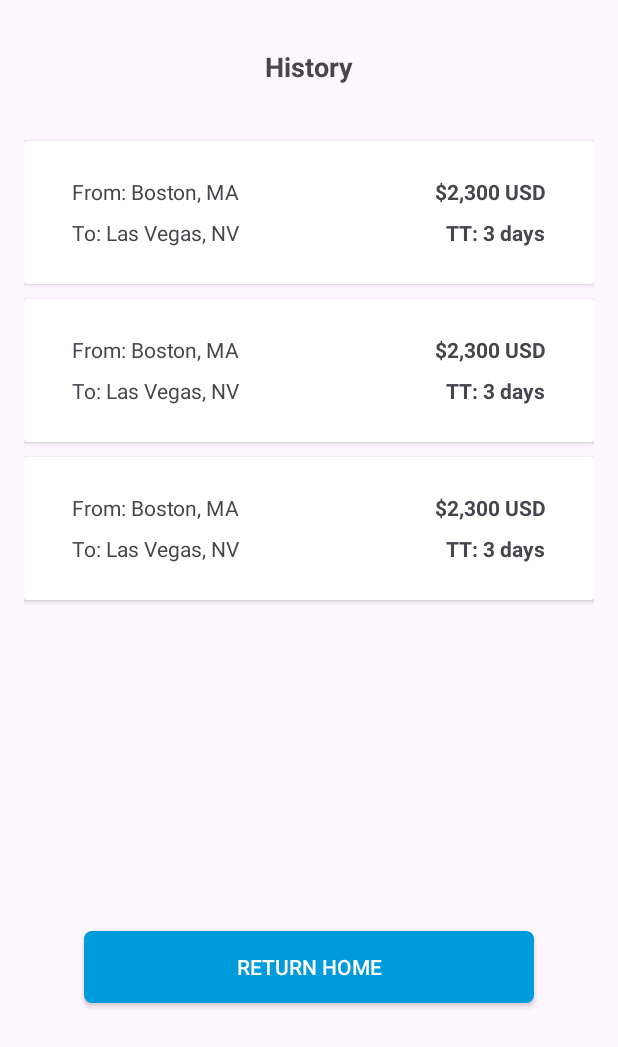
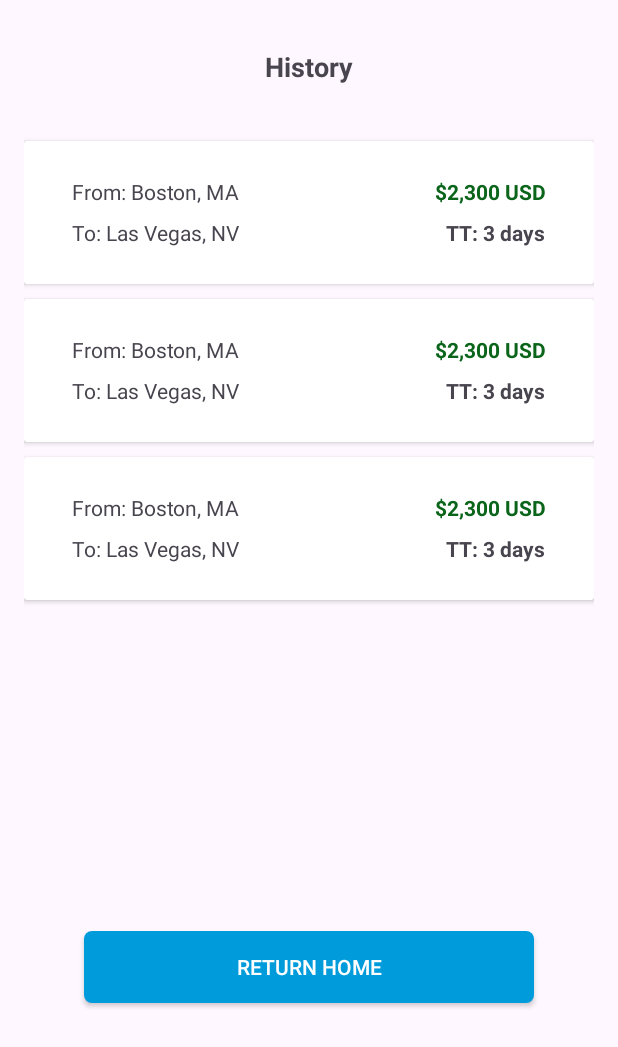
Before and after one commit to edu-flores/pricing-android-app, an Android app: the layout quote_history.xml on its own in the app's theme, with its tools: preview values and no code run, on a phone screen of 412 x 824 dp. Shown: the top 1047 px of the screen. Run offline under Robolectric (Android 15) with nearby library versions, the phone set to English and light mode, and no system bars.

Commit message:
add color to quote item

```diff
--- a/app/src/main/res/layout/quote_item.xml
+++ b/app/src/main/res/layout/quote_item.xml
@@ -47,6 +47,8 @@
                 android:layout_marginEnd="32dp"
                 android:text="$2,300 USD"
                 android:textStyle="bold"
+                android:textColor="#0a6419"
+
                 app:layout_constraintEnd_toEndOf="parent"
                 app:layout_constraintTop_toTopOf="parent" />
 
```
